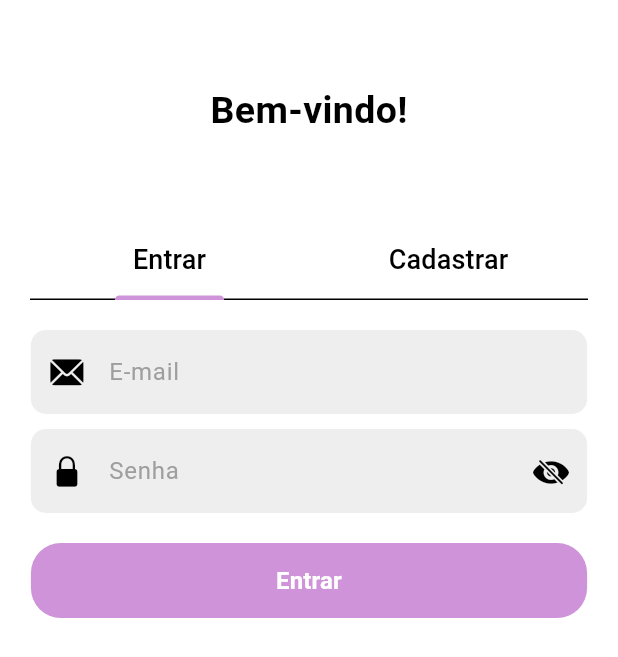
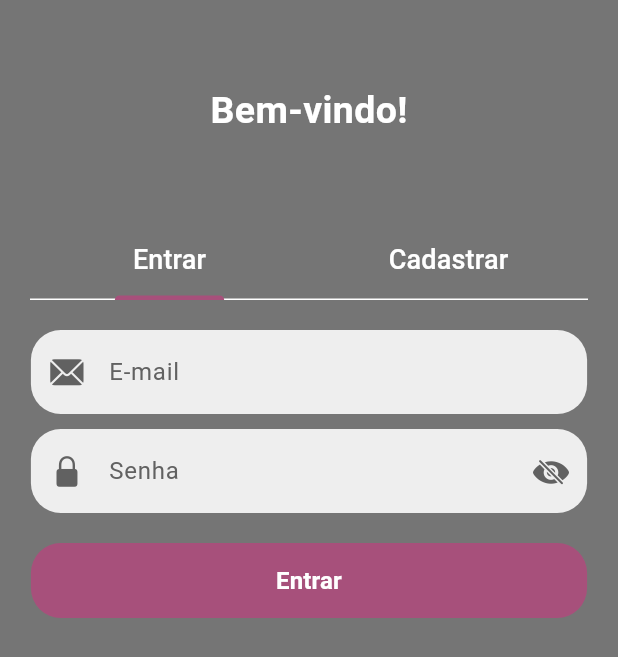
Before and after one commit to CaioReis29/bloc-firebase-instaX, a Flutter app: the screen it shows after launch, on a phone screen of 412 x 824 dp. Shown: the top 657 px of the screen. Run offline on Flutter 3.47's test engine with Material 2 defaults, Android fonts, the phone set to English and light mode, and no system bars; our stand-ins replace bloc, cloud_firestore, equatable, firebase_auth, firebase_core, firebase_storage and 4 more; accounts and stored records are empty.

Commit message:
feat: improving styling

```diff
--- a/lib/app_view.dart
+++ b/lib/app_view.dart
@@ -19,11 +19,11 @@ class AppView extends StatelessWidget {
       title: "FlutterX",
       theme: ThemeData(
         useMaterial3: true,
-        colorScheme: const ColorScheme.light(
-          background: Colors.white,
-          onBackground: Colors.black,
-          primary: Color.fromRGBO(206, 147, 216, 1),
-          secondary: Colors.black,
+        colorScheme: const ColorScheme.dark(
+          background: Colors.black54,
+          onBackground: Colors.white,
+          primary: Color.fromRGBO(167, 80, 123, 1),
+          secondary: Colors.white,
           onSecondary: Color.fromRGBO(244, 143, 177, 1),
           tertiary: Color.fromRGBO(255, 204, 128, 1),
           error: Colors.red,
--- a/lib/components/text_field.dart
+++ b/lib/components/text_field.dart
@@ -30,6 +30,7 @@ class MyTextField extends StatelessWidget {
   @override
   Widget build(BuildContext context) {
     return TextFormField(
+      style: const TextStyle(color: Colors.black),
       validator: validator,
       controller: controller,
       obscureText: isObscure,
@@ -42,7 +43,7 @@ class MyTextField extends StatelessWidget {
         suffixIcon: suffixIcon,
         prefixIcon: prefixIcon,
         enabledBorder: OutlineInputBorder(
-          borderRadius: BorderRadius.circular(10),
+          borderRadius: BorderRadius.circular(20),
           borderSide: const BorderSide(
             color: Colors.transparent,
           ),
@@ -56,7 +57,7 @@ class MyTextField extends StatelessWidget {
         filled: true,
         fillColor: Colors.grey.shade200,
         hintText: hintText,
-        hintStyle: TextStyle(color: Colors.grey[500]),
+        hintStyle: TextStyle(color: Colors.grey[700]),
         errorText: errorMessage,
       ),
     );
--- a/lib/screens/auth/sign_in.dart
+++ b/lib/screens/auth/sign_in.dart
@@ -56,7 +56,10 @@ class _SignInState extends State<SignIn> {
                 hintText: "E-mail",
                 isObscure: false,
                 keyboardType: TextInputType.emailAddress,
-                prefixIcon: const Icon(CupertinoIcons.mail_solid),
+                prefixIcon: Icon(
+                  CupertinoIcons.mail_solid,
+                  color: Colors.grey[700],
+                ),
                 errorMessage: errorMsg,
                 validator: (value) {
                   if (value!.isEmpty) {
@@ -79,7 +82,10 @@ class _SignInState extends State<SignIn> {
                 hintText: "Senha",
                 isObscure: isSecret,
                 keyboardType: TextInputType.visiblePassword,
-                prefixIcon: const Icon(CupertinoIcons.lock_fill),
+                prefixIcon: Icon(
+                  CupertinoIcons.lock_fill,
+                  color: Colors.grey[700],
+                ),
                 errorMessage: errorMsg,
                 validator: (value) {
                   if (value!.isEmpty) {
@@ -96,9 +102,12 @@ class _SignInState extends State<SignIn> {
                       isSecret = !isSecret;
                     });
                   },
-                  icon: Icon(isSecret
-                      ? CupertinoIcons.eye_slash_fill
-                      : CupertinoIcons.eye_fill),
+                  icon: Icon(
+                    isSecret
+                        ? CupertinoIcons.eye_slash_fill
+                        : CupertinoIcons.eye_fill,
+                    color: Colors.grey[700],
+                  ),
                 ),
               ),
             ),
--- a/lib/screens/auth/welcome_screen.dart
+++ b/lib/screens/auth/welcome_screen.dart
@@ -66,7 +66,7 @@ class _WelcomeScreenState extends State<WelcomeScreen>
                         "Entrar",
                         style: TextStyle(
                           fontSize: 18,
-                          color: Colors.black,
+                          color: Colors.white,
                         ),
                       ),
                     ),
@@ -76,7 +76,7 @@ class _WelcomeScreenState extends State<WelcomeScreen>
                         "Cadastrar",
                         style: TextStyle(
                           fontSize: 18,
-                          color: Colors.black,
+                          color: Colors.white,
                         ),
                       ),
                     ),
--- a/lib/screens/home/post_screen.dart
+++ b/lib/screens/home/post_screen.dart
@@ -47,9 +47,7 @@ class _PostScreenState extends State<PostScreen> {
       child: GestureDetector(
         onTap: () => FocusScope.of(context).unfocus(),
         child: Scaffold(
-          floatingActionButton: ClipRRect(
-            borderRadius: BorderRadius.circular(80),
-            child: FloatingActionButton(
+          floatingActionButton: FloatingActionButton(
             onPressed: () {
               if (_textPostController.text.isNotEmpty) {
                 setState(
@@ -63,7 +61,7 @@ class _PostScreenState extends State<PostScreen> {
             },
             child: const Icon(
               Icons.add,
-              ),
+              color: Colors.white,
             ),
           ),
           appBar: AppBar(
```
Also changed, not shown: lib/screens/auth/sign_up.dart (+22 -11 lines), lib/screens/home/home_screen.dart (+61 -5 lines). Lines whose indentation alone changed are shown as unchanged.
